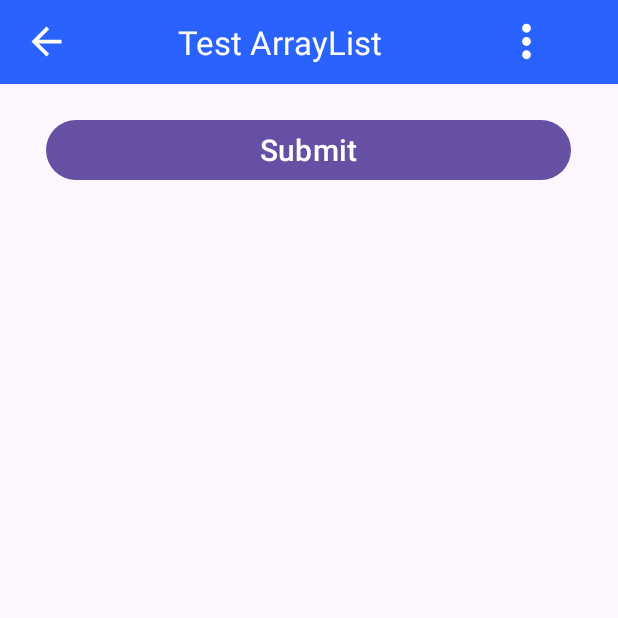
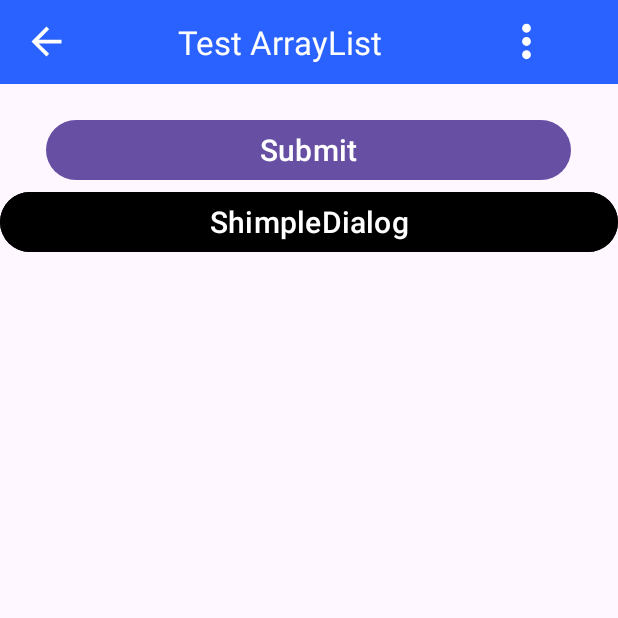
Before and after one commit to yadav-sonu512/android, an Android app: the SecondActivity screen opened directly, with no data from a screen before it, on a phone screen of 412 x 824 dp, the top half of it. Run offline under Robolectric (Android 15) with nearby library versions, the phone set to English and light mode, and no system bars.

Commit message:
add show simple dialog

```diff
--- a/app/src/main/res/layout/activity_second.xml
+++ b/app/src/main/res/layout/activity_second.xml
@@ -48,5 +48,13 @@
         android:layout_marginTop="20dp"
         android:text="Submit"
         android:textSize="20dp"/>
+    <Button
+        android:id="@+id/ShimpleDialog"
+        android:layout_width="match_parent"
+        android:layout_height="wrap_content"
+        android:backgroundTint="@color/black"
+        android:text="ShimpleDialog"
+        android:textSize="20sp"/>
+
 
 </LinearLayout>
```
Also changed, not shown: app/src/main/java/com/example/androidtest2/SecondActivity.kt (+17 -4 lines).
